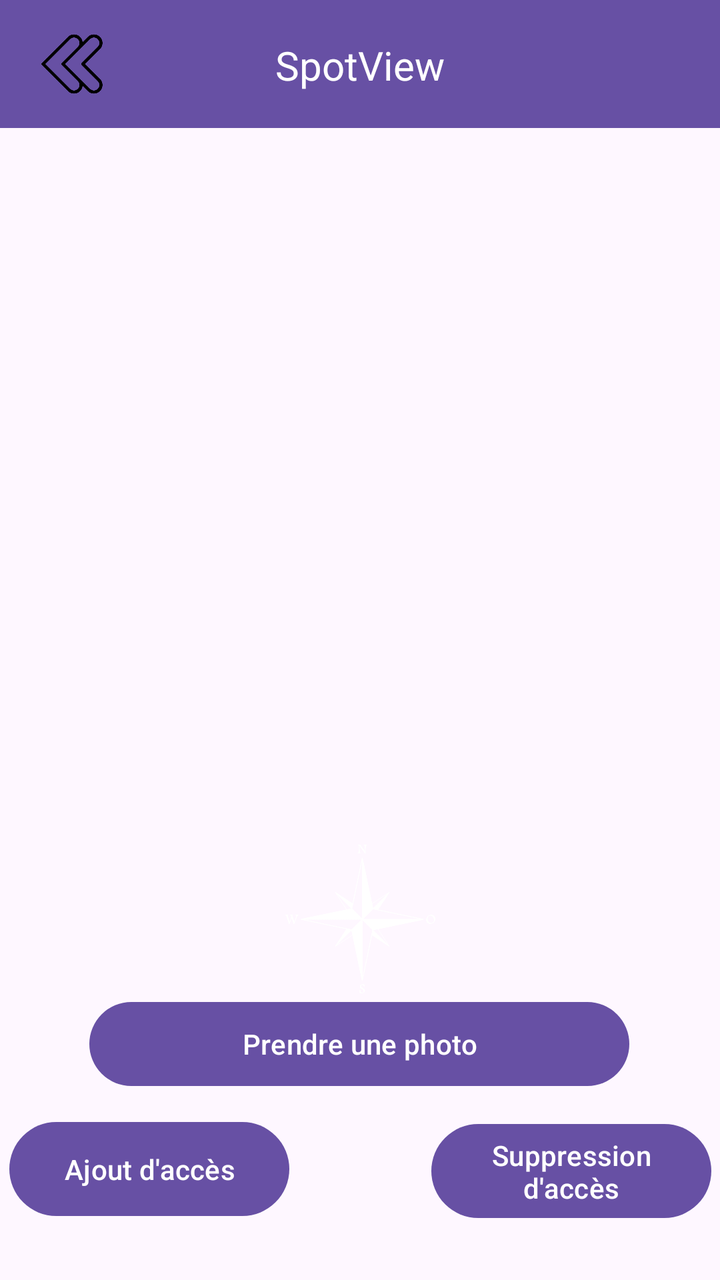
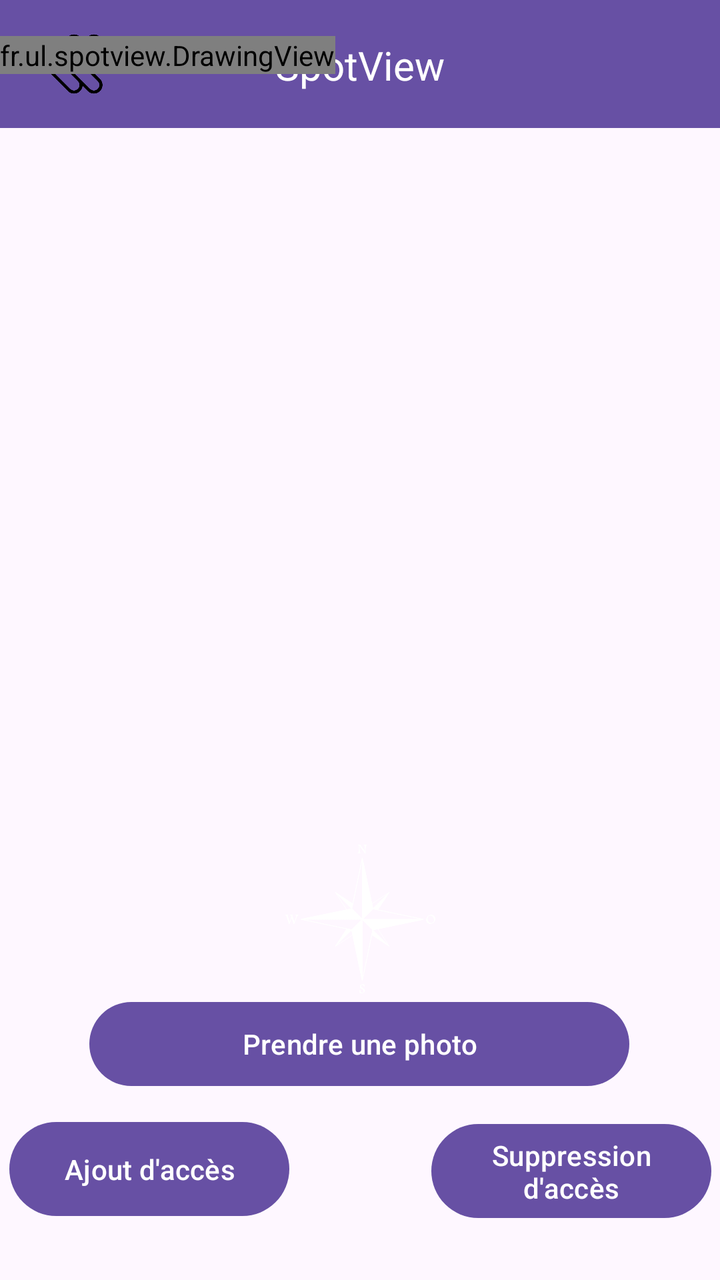

The first picture is an Android layout as it rendered before a commit; the second is the same layout after the commit. The layout source and the unified diff follow.
<!-- AndroidManifest.xml: application theme Theme.SpotView -->
<!-- res/layout/activity_gestion_photo.xml -->
<?xml version="1.0" encoding="utf-8"?>
<androidx.constraintlayout.widget.ConstraintLayout xmlns:android="http://schemas.android.com/apk/res/android"
    xmlns:app="http://schemas.android.com/apk/res-auto"
    xmlns:tools="http://schemas.android.com/tools"
    android:id="@+id/main"
    android:layout_width="match_parent"
    android:layout_height="match_parent"
    tools:context=".GestionPhoto">

    

    <Button
        android:id="@+id/gp_ModifB2"
        android:layout_width="140dp"
        android:layout_height="55dp"
        android:layout_marginStart="30dp"
        android:layout_marginBottom="28dp"
        android:text="@string/gph_addAcc"
        app:layout_constraintBottom_toBottomOf="parent"
        app:layout_constraintEnd_toStartOf="@+id/gp_supprB2"
        app:layout_constraintStart_toStartOf="parent" />

    <Button
        android:id="@+id/gp_supprB2"
        android:layout_width="140dp"
        android:layout_height="55dp"
        android:layout_marginStart="71dp"
        android:layout_marginTop="12dp"
        android:layout_marginEnd="30dp"
        android:layout_marginBottom="28dp"
        android:text="@string/gph_supprAcc"
        app:layout_constraintBottom_toBottomOf="parent"
        app:layout_constraintEnd_toEndOf="parent"
        app:layout_constraintStart_toEndOf="@+id/gp_ModifB2"
        app:layout_constraintTop_toBottomOf="@+id/gph_takeB" />

    <Button
        android:id="@+id/gph_takeB"
        android:layout_width="270dp"
        android:layout_height="50dp"
        android:layout_marginBottom="10dp"
        android:text="@string/gph_take"
        app:layout_constraintBottom_toTopOf="@+id/gp_ModifB2"
        app:layout_constraintEnd_toEndOf="parent"
        app:layout_constraintHorizontal_bias="0.496"
        app:layout_constraintStart_toStartOf="parent" />

    <include
        layout="@layout/custom_toolbar"
        android:layout_width="match_parent"
        android:layout_height="wrap_content" />

    <TextView
        android:id="@+id/textViewOri"
        android:layout_width="wrap_content"
        android:layout_height="wrap_content"
        android:layout_marginTop="26dp"
        android:layout_marginBottom="45dp"
        android:textSize="20dp"
        android:textStyle="bold"
        app:layout_constraintBottom_toBottomOf="parent"
        app:layout_constraintEnd_toStartOf="@+id/gp_supprB2"
        app:layout_constraintStart_toEndOf="@+id/gp_ModifB2"
        app:layout_constraintTop_toBottomOf="@+id/gph_takeB" />

    <ImageView
        android:id="@+id/gpp_boussole"
        android:layout_width="75dp"
        android:layout_height="75dp"
        app:layout_constraintBottom_toTopOf="@+id/gph_takeB"
        app:layout_constraintEnd_toEndOf="parent"
        app:layout_constraintStart_toStartOf="parent"
        app:srcCompat="@drawable/compass_white" />

    <ImageView
        android:id="@+id/gph_image"
        android:layout_width="match_parent"
        android:layout_height="446dp"
        android:layout_marginTop="64dp"
        android:layout_marginBottom="3dp"
        app:layout_constraintBottom_toTopOf="@+id/gpp_boussole"
        app:layout_constraintEnd_toEndOf="parent"
        app:layout_constraintStart_toStartOf="parent"
        app:layout_constraintTop_toTopOf="parent"
        app:srcCompat="@drawable/invisible" />

</androidx.constraintlayout.widget.ConstraintLayout>
<!-- res/layout/custom_toolbar.xml (included above) -->
<?xml version="1.0" encoding="utf-8"?>
<androidx.constraintlayout.widget.ConstraintLayout xmlns:android="http://schemas.android.com/apk/res/android"
    xmlns:app="http://schemas.android.com/apk/res-auto"
    xmlns:tools="http://schemas.android.com/tools"
    android:id="@+id/toolbar"
    android:layout_width="match_parent"
    android:layout_height="?attr/actionBarSize"
    android:background="?attr/colorPrimary">

    

    
    <ImageButton
        android:id="@+id/btnBack"
        android:layout_width="40dp"
        android:layout_height="40dp"
        android:layout_marginStart="16dp"
        android:background="?attr/selectableItemBackgroundBorderless"
        android:contentDescription="Retour"
        android:scaleType="centerInside"
        android:src="@drawable/back_arrow"
        app:layout_constraintBottom_toBottomOf="parent"
        app:layout_constraintStart_toStartOf="parent"
        app:layout_constraintTop_toTopOf="parent" />

    <TextView
        android:id="@+id/toolbar_title"
        android:layout_width="wrap_content"
        android:layout_height="27dp"
        android:layout_marginTop="19dp"
        android:layout_marginBottom="18dp"
        android:gravity="center_vertical"
        android:text="@string/app_name"
        android:textColor="@android:color/white"
        android:textSize="20sp"
        app:layout_constraintBottom_toBottomOf="parent"
        app:layout_constraintEnd_toEndOf="parent"
        app:layout_constraintStart_toStartOf="parent"
        app:layout_constraintTop_toTopOf="parent" />
</androidx.constraintlayout.widget.ConstraintLayout>
<!-- resources referenced by this layout -->
<resources>
  <!-- drawable back_arrow: png bitmap (drawable, 8437 bytes) -->
  <!-- drawable compass_white: png bitmap (drawable, 59217 bytes) -->
  <!-- drawable invisible: png bitmap (drawable, 1862 bytes) -->
  <string name="app_name">SpotView</string>
  <string name="gph_addAcc">Ajout d\'accès</string>
  <string name="gph_supprAcc">Suppression d\'accès</string>
  <string name="gph_take">Prendre une photo</string>
  <style name="Theme.SpotView" parent="Base.Theme.SpotView" />
  <style name="Base.Theme.SpotView" parent="Theme.Material3.DayNight.NoActionBar">
          
          
      </style>
</resources>

<!-- the commit's change to res/layout/activity_gestion_photo.xml (unified diff, before → after) -->
@@ -10,18 +10,18 @@
     
 
     <Button
-        android:id="@+id/gp_ModifB2"
+        android:id="@+id/gph_addAcc"
         android:layout_width="140dp"
         android:layout_height="55dp"
         android:layout_marginStart="30dp"
         android:layout_marginBottom="28dp"
         android:text="@string/gph_addAcc"
         app:layout_constraintBottom_toBottomOf="parent"
-        app:layout_constraintEnd_toStartOf="@+id/gp_supprB2"
+        app:layout_constraintEnd_toStartOf="@+id/gph_supprAcc"
         app:layout_constraintStart_toStartOf="parent" />
 
     <Button
-        android:id="@+id/gp_supprB2"
+        android:id="@+id/gph_supprAcc"
         android:layout_width="140dp"
         android:layout_height="55dp"
         android:layout_marginStart="71dp"
@@ -31,7 +31,7 @@
         android:text="@string/gph_supprAcc"
         app:layout_constraintBottom_toBottomOf="parent"
         app:layout_constraintEnd_toEndOf="parent"
-        app:layout_constraintStart_toEndOf="@+id/gp_ModifB2"
+        app:layout_constraintStart_toEndOf="@+id/gph_addAcc"
         app:layout_constraintTop_toBottomOf="@+id/gph_takeB" />
 
     <Button
@@ -40,7 +40,7 @@
         android:layout_height="50dp"
         android:layout_marginBottom="10dp"
         android:text="@string/gph_take"
-        app:layout_constraintBottom_toTopOf="@+id/gp_ModifB2"
+        app:layout_constraintBottom_toTopOf="@+id/gph_addAcc"
         app:layout_constraintEnd_toEndOf="parent"
         app:layout_constraintHorizontal_bias="0.496"
         app:layout_constraintStart_toStartOf="parent" />
@@ -59,8 +59,8 @@
         android:textSize="20dp"
         android:textStyle="bold"
         app:layout_constraintBottom_toBottomOf="parent"
-        app:layout_constraintEnd_toStartOf="@+id/gp_supprB2"
-        app:layout_constraintStart_toEndOf="@+id/gp_ModifB2"
+        app:layout_constraintEnd_toStartOf="@+id/gph_supprAcc"
+        app:layout_constraintStart_toEndOf="@+id/gph_addAcc"
         app:layout_constraintTop_toBottomOf="@+id/gph_takeB" />
 
     <ImageView
@@ -72,17 +72,33 @@
         app:layout_constraintStart_toStartOf="parent"
         app:srcCompat="@drawable/compass_white" />
 
-    <ImageView
-        android:id="@+id/gph_image"
-        android:layout_width="match_parent"
+    <FrameLayout
+        android:layout_width="wrap_content"
         android:layout_height="446dp"
         android:layout_marginTop="64dp"
-        android:layout_marginBottom="3dp"
+        android:layout_marginBottom="4dp"
         app:layout_constraintBottom_toTopOf="@+id/gpp_boussole"
         app:layout_constraintEnd_toEndOf="parent"
         app:layout_constraintStart_toStartOf="parent"
-        app:layout_constraintTop_toTopOf="parent"
-        app:srcCompat="@drawable/invisible" />
+        app:layout_constraintTop_toTopOf="parent">
+
+        <FrameLayout
+            android:layout_width="wrap_content"
+            android:layout_height="wrap_content">
+
+            <ImageView
+                android:id="@+id/gph_image"
+                android:layout_width="wrap_content"
+                android:layout_height="match_parent"
+                app:srcCompat="@drawable/invisible" />
+
+            <fr.ul.spotview.DrawingView
+                android:id="@+id/drawingView"
+                android:layout_width="wrap_content"
+                android:layout_height="wrap_content" />
+        </FrameLayout>
+
+    </FrameLayout>
 
 </androidx.constraintlayout.widget.ConstraintLayout>
 <!-- res/layout/custom_toolbar.xml (included above) -->
